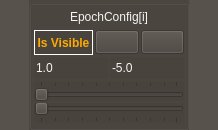
Qt form src/pyphoplacecellanalysis/GUI/Qt/Widgets/Testing/EpochRenderTimebinSelectorWidget/EpochRenderTimebinSelectorWidget.ui (CommanderPho/pyPhoPlaceCellAnalysis) before a commit.
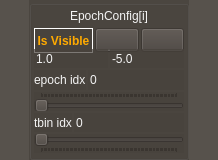
The same form after that commit. Icons and pictures are not drawn. Custom widgets are drawn as their Qt base class.

```diff
--- a/src/pyphoplacecellanalysis/GUI/Qt/Widgets/Testing/EpochRenderTimebinSelectorWidget/EpochRenderTimebinSelectorWidget.ui
+++ b/src/pyphoplacecellanalysis/GUI/Qt/Widgets/Testing/EpochRenderTimebinSelectorWidget/EpochRenderTimebinSelectorWidget.ui
@@ -8,7 +8,7 @@
     <x>0</x>
     <y>0</y>
     <width>218</width>
-    <height>128</height>
+    <height>160</height>
    </rect>
   </property>
   <property name="sizePolicy">
@@ -55,7 +55,7 @@
    <property name="spacing">
     <number>0</number>
    </property>
-   <item row="0" column="0">
+   <item row="0" column="1">
     <widget class="QGroupBox" name="groupBox">
      <property name="enabled">
       <bool>true</bool>
@@ -254,6 +254,9 @@
         </property>
         <item>
          <widget class="QDoubleSpinBox" name="doubleSpinBoxHeight">
+          <property name="enabled">
+           <bool>false</bool>
+          </property>
           <property name="toolTip">
            <string>Height</string>
           </property>
@@ -282,6 +285,9 @@
         </item>
         <item>
          <widget class="QDoubleSpinBox" name="doubleSpinBoxOffset">
+          <property name="enabled">
+           <bool>false</bool>
+          </property>
           <property name="toolTip">
            <string>Position Offset</string>
           </property>
@@ -316,6 +322,42 @@
         </item>
        </layout>
       </item>
+      <item>
+       <layout class="QHBoxLayout" name="horizontalLayout_3" stretch="0,1">
+        <item>
+         <widget class="QLabel" name="label_2">
+          <property name="text">
+           <string>epoch idx</string>
+          </property>
+         </widget>
+        </item>
+        <item>
+         <widget class="QSpinBox" name="spinBox_EpochIndex">
+          <property name="toolTip">
+           <string>Epoch Index</string>
+          </property>
+          <property name="statusTip">
+           <string>Epoch Index</string>
+          </property>
+          <property name="whatsThis">
+           <string>Epoch Index</string>
+          </property>
+          <property name="frame">
+           <bool>false</bool>
+          </property>
+          <property name="readOnly">
+           <bool>true</bool>
+          </property>
+          <property name="buttonSymbols">
+           <enum>QAbstractSpinBox::NoButtons</enum>
+          </property>
+          <property name="keyboardTracking">
+           <bool>false</bool>
+          </property>
+         </widget>
+        </item>
+       </layout>
+      </item>
       <item>
        <widget class="QSlider" name="horizontalSlider_EpochIndex">
         <property name="toolTip">
@@ -327,6 +369,9 @@
         <property name="whatsThis">
          <string>Epoch Index</string>
         </property>
+        <property name="pageStep">
+         <number>1</number>
+        </property>
         <property name="orientation">
          <enum>Qt::Horizontal</enum>
         </property>
@@ -335,6 +380,42 @@
         </property>
        </widget>
       </item>
+      <item>
+       <layout class="QHBoxLayout" name="horizontalLayout_4" stretch="0,1">
+        <item>
+         <widget class="QLabel" name="label">
+          <property name="text">
+           <string>tbin idx</string>
+          </property>
+         </widget>
+        </item>
+        <item>
+         <widget class="QSpinBox" name="spinBox_TimeBinIndex">
+          <property name="toolTip">
+           <string>Time Bin Index</string>
+          </property>
+          <property name="statusTip">
+           <string>Time Bin Index</string>
+          </property>
+          <property name="whatsThis">
+           <string>Time Bin Index</string>
+          </property>
+          <property name="frame">
+           <bool>false</bool>
+          </property>
+          <property name="readOnly">
+           <bool>true</bool>
+          </property>
+          <property name="buttonSymbols">
+           <enum>QAbstractSpinBox::NoButtons</enum>
+          </property>
+          <property name="keyboardTracking">
+           <bool>false</bool>
+          </property>
+         </widget>
+        </item>
+       </layout>
+      </item>
       <item>
        <widget class="QSlider" name="horizontalSlider_TimeBinIndex">
         <property name="toolTip">
@@ -346,6 +427,9 @@
         <property name="whatsThis">
          <string>Time Bin Index</string>
         </property>
+        <property name="pageStep">
+         <number>1</number>
+        </property>
         <property name="orientation">
          <enum>Qt::Horizontal</enum>
         </property>
```
Left out of the diff: 35 changed lines with no effect on the pictures.
